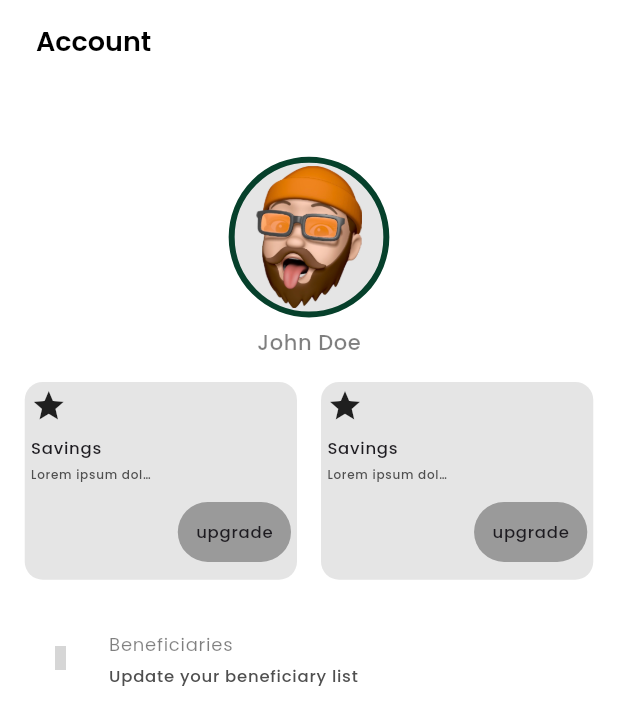
After one commit to ahmvddddd/finova, a Flutter app: the AccountScreen screen opened directly, on a phone screen of 412 x 824 dp. The commit adds this screen. Shown: the top 725 px of the screen. Run offline on Flutter 3.47's test engine with Material 3 defaults, Android fonts, the phone set to English and light mode, and no system bars; our stand-ins replace fl_chart, flip_card, flutter_rating_bar, get, iconsax, lottie; missing offline and left inert: number2words; grey boxes are pictures that could not be loaded.

Commit message:
modified account_screen

```diff
--- a/lib/common/widgets/list_tile/settings_menu_tile.dart
+++ b/lib/common/widgets/list_tile/settings_menu_tile.dart
@@ -1,6 +1,7 @@
 import 'package:flutter/material.dart';
 
 import '../../../utils/constants/colors.dart';
+import '../../../utils/constants/sizes.dart';
 
 class TSettingsMenuTile extends StatelessWidget {
   const TSettingsMenuTile({
@@ -21,9 +22,9 @@ class TSettingsMenuTile extends StatelessWidget {
   @override
   Widget build(BuildContext context) {
     return ListTile(
-      leading: Icon(icon, size: 28, color: TColors.primary),
+      leading: Icon(icon, size: TSizes.iconSm, color: TColors.primary),
       title: Text(title, style:  Theme.of(context).textTheme.labelMedium,),
-      subtitle: Text(subTitle, style: Theme.of(context).textTheme.labelMedium),
+      subtitle: Text(subTitle, style: Theme.of(context).textTheme.labelSmall!.copyWith(color: TColors.darkerGrey)),
       trailing: trailing,
       onTap: onTap,
     );
--- a/lib/navigation_menu.dart
+++ b/lib/navigation_menu.dart
@@ -1,7 +1,7 @@
 import 'package:flutter/material.dart';
 import 'package:get/get.dart';
 import 'package:iconsax/iconsax.dart';
-import 'screens/cards/card.dart';
+import 'screens/account/account_screen.dart';
 import 'screens/cards/credit_card.dart';
 import 'screens/home/home_screen.dart';
 import 'screens/transfer/money_transfer.dart';
@@ -70,7 +70,7 @@ class NavigationController extends GetxController {
 
   final screens = [
     const HomeScreen(),
-    const MoneyTransfer(),
+    const AccountScreen(),
     const MoneyTransfer(),
     const CreditCardPage()
   ];
--- /dev/null
+++ b/lib/screens/account/account_screen.dart
@@ -0,0 +1,49 @@
+import 'package:flutter/material.dart';
+import 'package:iconsax/iconsax.dart';
+import '../../common/widgets/appbar/appbar.dart';
+import '../../common/widgets/list_tile/settings_menu_tile.dart';
+import '../../utils/constants/responsive.dart';
+import '../../utils/constants/sizes.dart';
+import 'widgets/account_avatar.dart';
+import 'widgets/account_info.dart';
+
+class AccountScreen extends StatelessWidget {
+  const AccountScreen({super.key});
+
+  @override
+  Widget build(BuildContext context) {
+    return  SafeArea(
+      child: Scaffold(
+        appBar: TAppBar(
+          title: Text('Account',
+          style: Theme.of(context).textTheme.headlineSmall),
+          showBackArrow: false
+        ),
+        body: SingleChildScrollView(
+          child: Padding(
+            padding:  EdgeInsets.all(Responsive.padding),
+            child: Column(
+              children: [
+                const SizedBox(height: TSizes.spaceBtwSections,),
+                const AccountAvatar(),
+                  const SizedBox(height: TSizes.sm,),
+                  Text('John Doe',
+                  style: Theme.of(context).textTheme.bodySmall,),
+
+                  const SizedBox(height: TSizes.spaceBtwItems,),
+                  const AccountInfo(),
+
+                  const SizedBox(height: TSizes.spaceBtwItems,),
+                  const TSettingsMenuTile(
+                    icon: Iconsax.user,
+                    title: 'Beneficiaries',
+                    subTitle: 'Update your beneficiary list',
+                  )
+              ],
+            ),
+          ),
+        )
+      )
+    );
+  }
+}
--- /dev/null
+++ b/lib/screens/account/widgets/account_avatar.dart
@@ -0,0 +1,33 @@
+import 'package:flutter/material.dart';
+import '../../../utils/constants/colors.dart';
+import '../../../utils/constants/image_strings.dart';
+import '../../../utils/constants/responsive.dart';
+import '../../../utils/helpers/helper_function.dart';
+
+class AccountAvatar extends StatelessWidget {
+  const AccountAvatar({
+    super.key,
+  });
+
+  @override
+  Widget build(BuildContext context) {
+    final dark = THelperFunctions.isDarkMode(context);
+    return Container(
+      width: Responsive.screenHeight * 0.13,
+      height: Responsive.screenHeight * 0.13,
+      decoration: BoxDecoration(
+        color: dark ? Colors.white.withOpacity(0.1) : Colors.black.withOpacity(0.1),
+        border: Border.all(
+          width: 4,
+          color: TColors.primary,
+        ),
+        shape: BoxShape.circle
+      ),
+      padding: const EdgeInsets.all(2),
+      child: Image.asset(
+        TImages.avatar,
+        fit: BoxFit.contain,
+        height: Responsive.screenHeight * 0.40,
+      ),);
+  }
+}
--- /dev/null
+++ b/lib/screens/account/widgets/account_info.dart
@@ -0,0 +1,58 @@
+import 'package:flutter/material.dart';
+import '../../../common/widgets/custom_shapes/containers/rounded_container.dart';
+import '../../../common/widgets/layouts/grid_layout.dart';
+import '../../../utils/constants/colors.dart';
+import '../../../utils/constants/responsive.dart';
+import '../../../utils/constants/sizes.dart';
+import '../../../utils/helpers/helper_function.dart';
+
+class AccountInfo extends StatelessWidget {
+  const AccountInfo({super.key});
+
+  @override
+  Widget build(BuildContext context) {
+    return  TGridLayout(
+      itemCount: 2,
+      mainAxisExtent: Responsive.horizontalCardHeight * 0.80,
+      itemBuilder: (context, index) {
+    final dark = THelperFunctions.isDarkMode(context);
+        return TRoundedContainer(
+                        width: Responsive.cardWidth,
+                        padding: const EdgeInsets.all(TSizes.xs),
+                        backgroundColor: dark ? Colors.white.withOpacity(0.1) : Colors.black.withOpacity(0.1),
+                        radius: TSizes.cardRadiusMd,
+                        child: Column(
+                          crossAxisAlignment: CrossAxisAlignment.start,
+                          children: [
+                            const Icon(Icons.star,
+                            size: TSizes.iconMd,
+                            ),
+
+                            const SizedBox(height: TSizes.sm),
+                            Text('Savings',
+                            style: Theme.of(context).textTheme.labelSmall,),
+                            const SizedBox(height: TSizes.xs),
+                            SizedBox(width: Responsive.tabIconWidth,
+                            child: Text('Lorem ipsum dolor sit amet, consectetur adipiscing elit. Maecenas at nunc tempus, semper nibh nec, lacinia nunc.',
+                            style: Theme.of(context).textTheme.labelSmall!.copyWith(color: TColors.darkerGrey, fontSize: 8, overflow: TextOverflow.ellipsis),
+                            softWrap: true,
+                            ),),
+
+                            const SizedBox(height: TSizes.sm,),
+                            Row(
+                              mainAxisAlignment: MainAxisAlignment.end,
+                              children: [
+                                const SizedBox(width: TSizes.xs,),
+                                TextButton(onPressed: () {},
+                                style: TextButton.styleFrom(backgroundColor: TColors.darkerGrey.withOpacity(0.5)),
+                                child: Text('upgrade',
+                                style: Theme.of(context).textTheme.labelSmall,))
+                              ],
+                            )
+                          ],
+                        ),
+                      );
+      },
+    );
+  }
+}
--- a/lib/screens/home/home_screen.dart
+++ b/lib/screens/home/home_screen.dart
@@ -46,7 +46,7 @@ class HomeScreen extends StatelessWidget {
           },
           body: SingleChildScrollView(
             child: Padding(
-              padding: EdgeInsets.all(Responsive.screenWidth * 0.02),
+              padding: EdgeInsets.all(Responsive.padding),
               child: Column(
                 children: [
                   const SizedBox(
--- a/lib/screens/transfer/money_transfer.dart
+++ b/lib/screens/transfer/money_transfer.dart
@@ -36,7 +36,7 @@ class _MoneyTransferState extends State<MoneyTransfer> {
                 ),
         body: SingleChildScrollView(
           child: Padding(
-            padding: EdgeInsets.all(Responsive.screenWidth * 0.02),
+            padding: EdgeInsets.all(Responsive.padding),
             child: Column(
               children: [
 
--- a/lib/screens/transfer/widgets/bank_name.dart
+++ b/lib/screens/transfer/widgets/bank_name.dart
@@ -88,6 +88,7 @@ class BankNameState extends State<BankName> {
         TRoundedContainer(
           showBorder: true,
           backgroundColor: Colors.transparent,
+          borderColor: dark ? Colors.white.withOpacity(0.1) : Colors.black.withOpacity(0.1),
           padding: const EdgeInsets.all(TSizes.xs),
           child: Row(
             children: [
--- a/lib/screens/transfer/widgets/transfer_box.dart
+++ b/lib/screens/transfer/widgets/transfer_box.dart
@@ -6,6 +6,7 @@ import 'package:intl/intl.dart';
 
 import '../../../common/widgets/custom_shapes/containers/rounded_container.dart';
 import '../../../utils/constants/sizes.dart';
+import '../../../utils/helpers/helper_function.dart';
 
 class TransferBox extends StatefulWidget {
   const TransferBox({super.key});
@@ -51,11 +52,13 @@ class _AmountToWordsPageState extends State<TransferBox> {
 
   @override
   Widget build(BuildContext context) {
+    final dark = THelperFunctions.isDarkMode(context);
     return Column(
       crossAxisAlignment: CrossAxisAlignment.start,
         children: [
           TRoundedContainer(
           showBorder: true,
+          borderColor: dark ? Colors.white.withOpacity(0.1) : Colors.black.withOpacity(0.1),
           backgroundColor: Colors.transparent,
           padding: const EdgeInsets.all(TSizes.xs),
             child: TextField(
--- a/lib/utils/constants/responsive.dart
+++ b/lib/utils/constants/responsive.dart
@@ -18,6 +18,7 @@ class Responsive {
 
    //height
    static double screenHeight = MediaQuery.of(Get.context!).size.height;
+   static double padding = MediaQuery.of(Get.context!).size.height * 0.02;
    static double horizontalCardHeight = MediaQuery.of(Get.context!).size.height * 0.20;
    static double mdCardHeight = MediaQuery.of(Get.context!).size.height * 0.23;
    static double verticalCardHeight = MediaQuery.of(Get.context!).size.height * 0.25;
```
